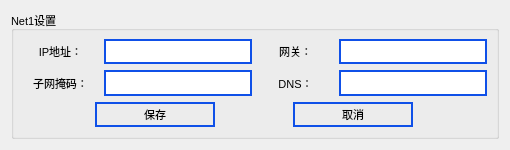
The window that setting/setsystem/ipsettingdlg.ui (ChinaClever/BusBar-Qt) describes before a commit, drawn with Qt 5.
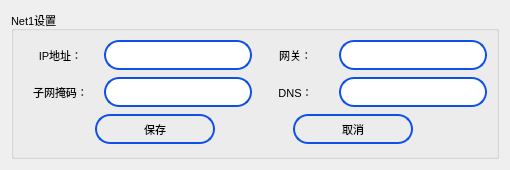
The same window after the commit.

The edit to the form file:
```diff
--- a/setting/setsystem/ipsettingdlg.ui
+++ b/setting/setsystem/ipsettingdlg.ui
@@ -7,7 +7,7 @@
     <x>0</x>
     <y>0</y>
     <width>510</width>
-    <height>150</height>
+    <height>170</height>
    </rect>
   </property>
   <property name="font">
```
